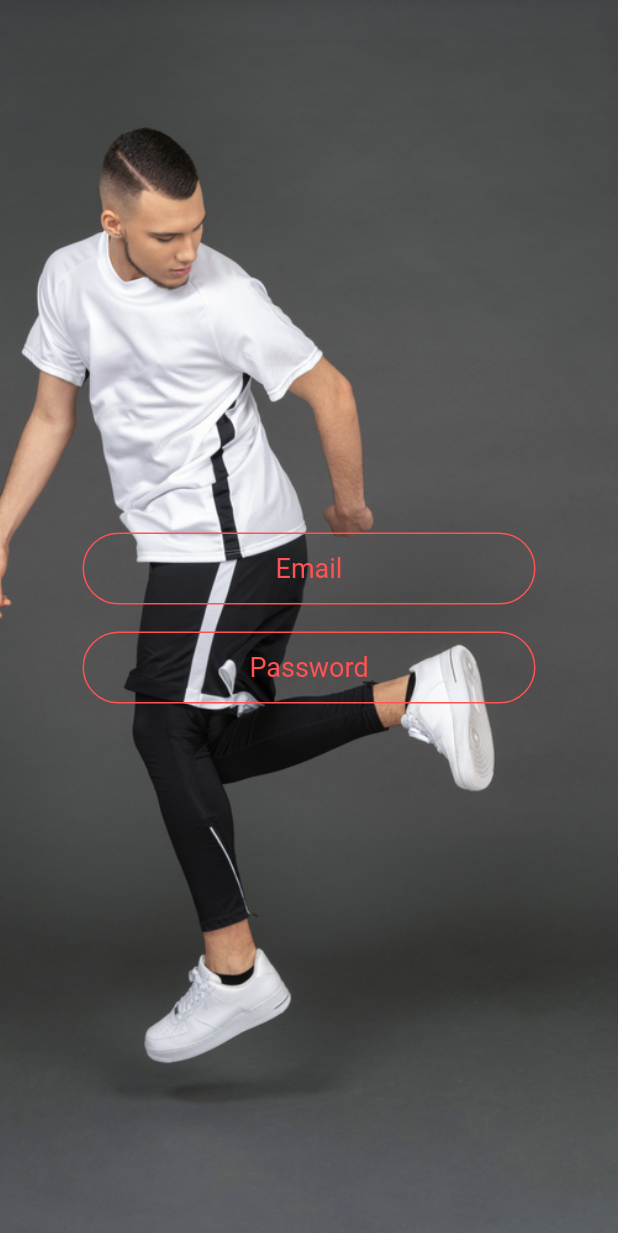
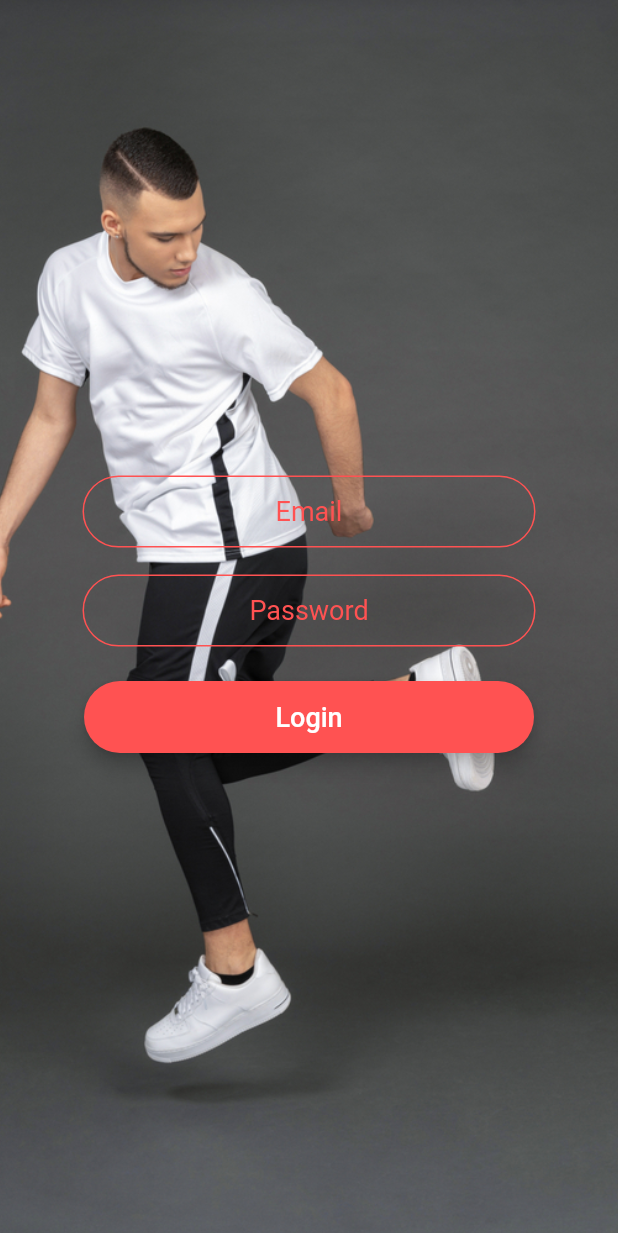
Before and after one commit to NatalmanNahm/chevie_flutter, a Flutter app: the LoginScreen screen opened by its route, on a phone screen of 412 x 824 dp. Shown: the top 1233 px of the screen. Run offline on Flutter 3.47's test engine with Material 2 defaults, Android fonts, the phone set to English and light mode, and no system bars; our stand-ins replace flutter_icons, google_fonts.

Commit message:
Added a button to the login screen and now you can click on login to go to the login screen.

```diff
--- a/lib/Screens/login_screen.dart
+++ b/lib/Screens/login_screen.dart
@@ -1,5 +1,6 @@
 import 'package:flutter/material.dart';
 import 'package:cheviefutter/constants.dart';
+import 'package:cheviefutter/Components/rounded_button.dart';
 
 class LoginScreen extends StatefulWidget {
 
@@ -38,7 +39,14 @@ class _LoginScreenState extends State<LoginScreen> {
                 cursorColor: Colors.white,
                 onChanged: (value) {},
                 style: kTextFieldStyle,
-              )
+              ),
+
+              SizedBox(height: 18.0),
+
+              RoundedButton(color: Colors.redAccent, buttonText: 'Login',
+                  onPress: null, topRight: 30.0, topLeft: 30.0,
+                  bottomRight: 30.0, bottomLeft: 30.0)
+
             ],
           ),
         ),
--- a/lib/Screens/registration_screen.dart
+++ b/lib/Screens/registration_screen.dart
@@ -71,7 +71,7 @@ class _RegistrationScreenState extends State<RegistrationScreen> {
               SizedBox(
                   height: 18.0
               ),
-              RoundedButton(color: Colors.redAccent, buttonText: 'Submit',
+              RoundedButton(color: Colors.redAccent, buttonText: 'Register',
                   onPress: null, topRight: 30.0, topLeft: 30.0,
                   bottomRight: 30.0, bottomLeft: 30.0)
             ],
--- a/lib/Screens/welcome_screen.dart
+++ b/lib/Screens/welcome_screen.dart
@@ -1,3 +1,4 @@
+import 'package:cheviefutter/Screens/login_screen.dart';
 import 'package:cheviefutter/Screens/registration_screen.dart';
 import 'package:flutter/material.dart';
 import 'package:flutter_icons/flutter_icons.dart';
@@ -47,7 +48,7 @@ class _WelcomeScreenState extends State<WelcomeScreen> {
             RoundedButton(color: Colors.redAccent, buttonText: 'LOGIN',
                 topRight: 30.0, topLeft: 30.0, bottomLeft: 5.0,
                 bottomRight: 5.0, onPress: (){
-                  Navigator.pushNamed(context, RegistrationScreen.id);
+                  Navigator.pushNamed(context, LoginScreen.id);
                 }),
             RoundedButton(color: Colors.redAccent, buttonText: 'REGISTER',
                 topRight: 5.0, topLeft: 5.0, bottomLeft: 30.0,
```
